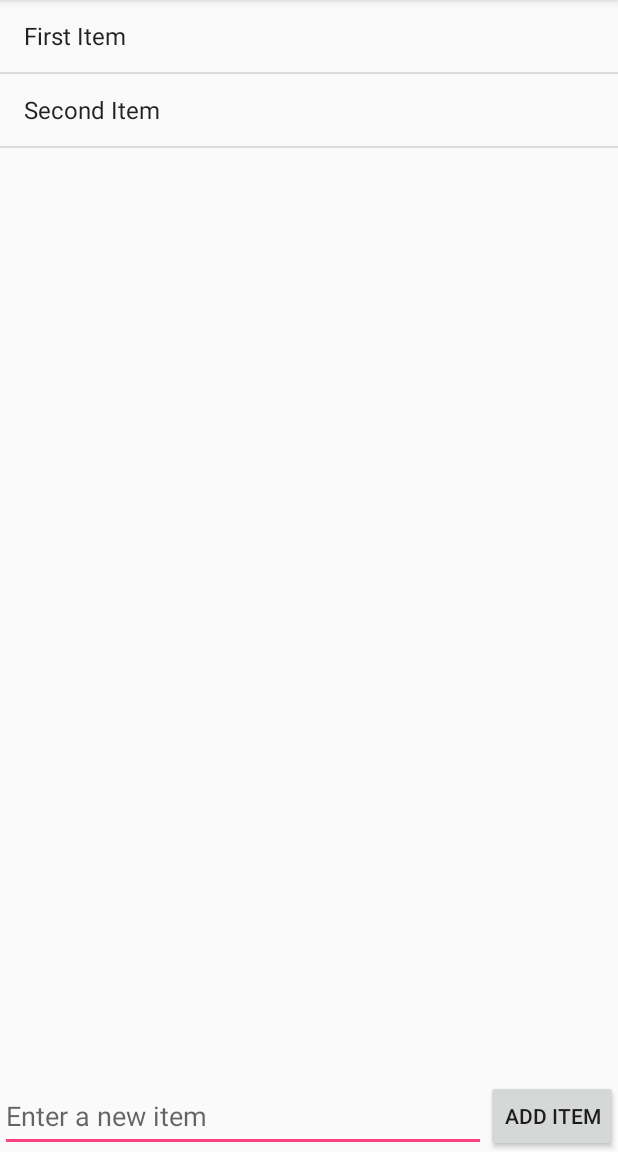
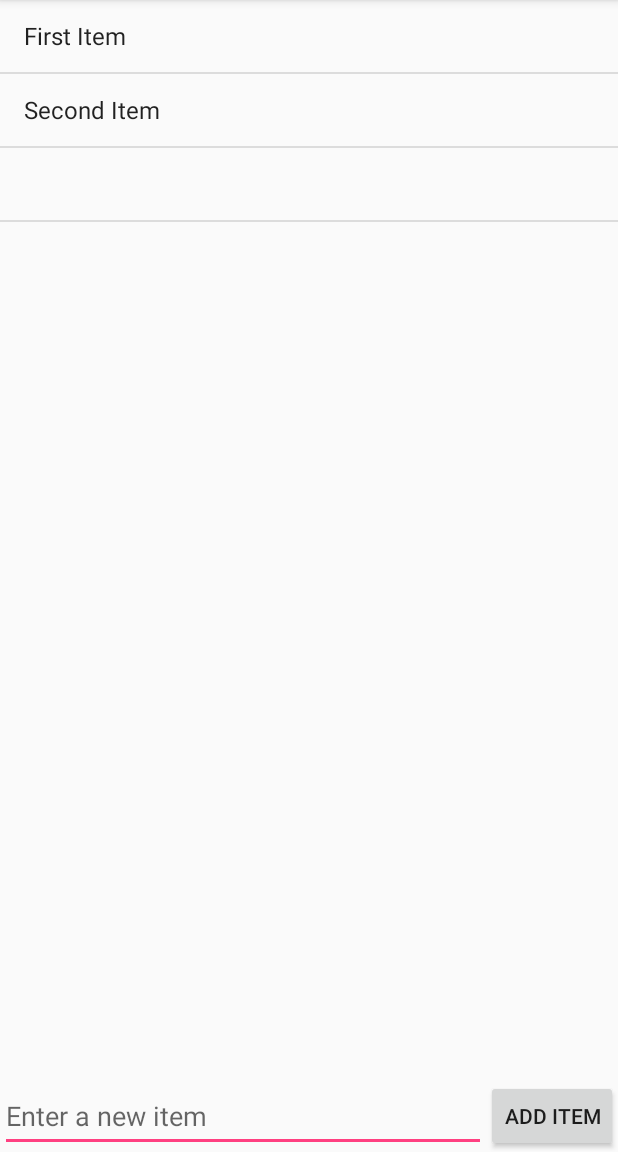
Before and after one commit to mrk-han/SimpleTodo, an Android app: the screen it shows after launch (MainActivity), after a tap on "ADD ITEM", on a phone screen of 412 x 824 dp, the part 84-1236 px from its top. Run offline under Robolectric (Android 15) with nearby library versions, the phone set to English and light mode, and no system bars.

Commit message:
add onAddItem method to MainActivity

```diff
--- a/app/src/main/java/com/example/markwilliamhan/simpletodo/MainActivity.java
+++ b/app/src/main/java/com/example/markwilliamhan/simpletodo/MainActivity.java
@@ -1,8 +1,10 @@
 package com.example.markwilliamhan.simpletodo;
 
+import android.os.Bundle;
 import android.support.v7.app.AppCompatActivity;
-import android.os.Bundle;
+import android.view.View;
 import android.widget.ArrayAdapter;
+import android.widget.EditText;
 import android.widget.ListView;
 
 import java.util.ArrayList;
@@ -16,9 +18,6 @@ public class MainActivity extends AppCompatActivity {
     protected void onCreate(Bundle savedInstanceState) {
         super.onCreate(savedInstanceState);
         setContentView(R.layout.activity_main);
-
-
-
         // Finds the ListView in activity_main.xml and links it to lvItems variable.
         lvItems = (ListView) findViewById(R.id.lvItems);
 
@@ -36,6 +35,22 @@ public class MainActivity extends AppCompatActivity {
         // Adding the first two items to the ArrayList (These would be the first two TODOs that you add to the list)
         items.add("First Item");
         items.add("Second Item");
+    }
+
+    public void onAddItem(View v) {
+        // Finds the EditText in layout
+        EditText etNewItem = (EditText) findViewById(R.id.etNewItem);
+
+        // gets the Text that is written by user in the EditText box and labels it itemText
+        String itemText = etNewItem.getText().toString();
+
+        //Adds the itemText, containing what was written by user in the EditText, and adds it to the itemsAdapter
+        itemsAdapter.add(itemText);
+
+        // Erases what was previously in the EditText
+        etNewItem.setText("");
 
     }
+
+
 }
```
